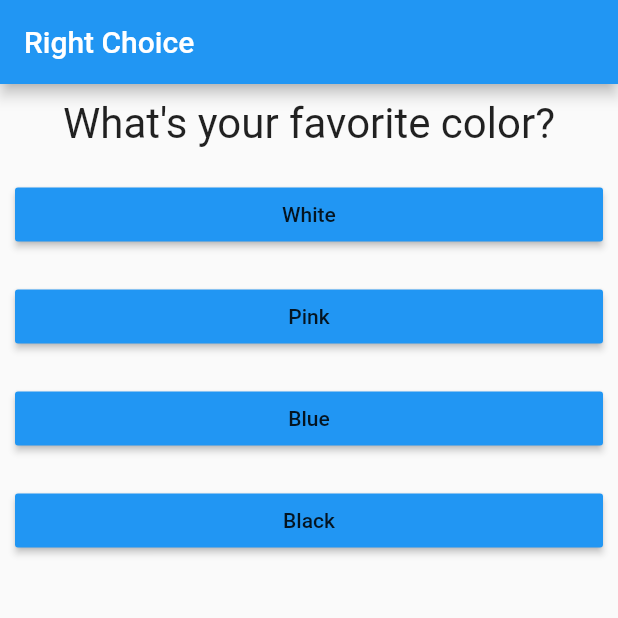
After one commit to zaqturey/fgr_rightchoice, a Flutter app: the screen it shows after launch, on a phone screen of 412 x 824 dp, the top half of it. The commit adds this screen. Run offline on Flutter 3.47's test engine with Material 2 defaults, Android fonts, the phone set to English and light mode, and no system bars.

Commit message:
Refactored 'main.dart', added 'quiz.dart' and 'result.dart' to implement ternary outputs as modularized widgets

```diff
--- a/lib/main.dart
+++ b/lib/main.dart
@@ -1,42 +1,42 @@
 import 'package:flutter/material.dart';
-import './question.dart';
-import './answer.dart';
+import './quiz.dart';
+import './result.dart';
 
 void main() => runApp(MyApp());
 
 class MyApp extends StatefulWidget {
-
   @override
   State<StatefulWidget> createState() {
     return _MyAppState();
   }
 }
 
-class _MyAppState extends State<MyApp>{
+class _MyAppState extends State<MyApp> {
   var _questionIndex = 0;
 
   // List of MAP<String, Object>
-  final questions = const[
+  final _questions = const [
     {
-      'questionText' : 'What\'s your favorite color?',
-      'answers' : ['White', 'Pink', 'Blue', 'Black']
+      'questionText': 'What\'s your favorite color?',
+      'answers': ['White', 'Pink', 'Blue', 'Black']
     },
     {
-      'questionText' : 'What\'s your favorite animal?',
-      'answers' : ['Lion', 'Owl', 'Swan', 'Monkey', 'Cow']
+      'questionText': 'What\'s your favorite animal?',
+      'answers': ['Lion', 'Owl', 'Swan', 'Monkey', 'Cow']
     },
     {
-      'questionText' : 'What\'s your favorite dish?',
-      'answers' : ['Malai Kofta', 'Dal Makhani', 'Dum Aloo']
+      'questionText': 'What\'s your favorite dish?',
+      'answers': ['Malai Kofta', 'Dal Makhani', 'Dum Aloo']
     }
   ];
 
+  // '_answerQuestion' calls the 'setState()' function which in-turn increment the '_questionIndex' by 1.
   void _answerQuestion() {
     setState(() {
       _questionIndex = _questionIndex + 1;
     });
     print("Current value of _questionIndex is: $_questionIndex");
-    if(_questionIndex < questions.length ) {
+    if (_questionIndex < _questions.length) {
       print("We have more questions!");
     } else {
       print("No more questions!");
@@ -52,24 +52,13 @@ class _MyAppState extends State<MyApp>{
         ),
 
         // Adding a Ternary Operator that will depend on 'questions.length'
-        body: _questionIndex < questions.length ? Column(
-          children: [
-            // Accessing the MAP Item based on the index i.e. '_questionIndex'
-            // and then fetching the VALUE based on the KEY in that item.
-            Question(questions[_questionIndex]['questionText'],),
-
-            // Accessing a MAP element from 'questions' LIST based on '_questionIndex'
-            // and than Accessing the 'List of Values' based on the 'answers' KEY in that MAP
-            // So we  will get this list i.e. --> questions[_questionIndex]['answers']
-            // Note: Using spread operator (...), we will append all the elements produced by
-            // 'toList()' method below to the 'Children:' list above.
-            ...(questions[_questionIndex]['answers'] as List<String>).map((answerelement) {
-              return Answer(_answerQuestion, answerelement);
-            }).toList()
-          ],
-        ) : Center(
-          child: Text("You are done!"),
-        ),
+        body: _questionIndex < _questions.length
+            ? Quiz(
+                questions: _questions,
+                questionIndex: _questionIndex,
+                answerQuestion: _answerQuestion,
+              )
+            : Result(),
       ),
     );
   }
--- a/lib/question.dart
+++ b/lib/question.dart
@@ -1,12 +1,10 @@
 import 'package:flutter/material.dart';
 
-// Question class accepts a 'String' argument and returns a
-// Custom Widget i.e. Question
+// Question class returns a Container Widget
 class Question extends StatelessWidget {
-
   final String questionText;
 
-  // Implementing a positional constructor
+  // Question class Constructor accepts a 'String' argument
   Question(this.questionText);
 
   @override
--- /dev/null
+++ b/lib/quiz.dart
@@ -0,0 +1,42 @@
+import 'package:flutter/material.dart';
+import './question.dart';
+import './answer.dart';
+
+// Quiz class returns a Column Widget
+class Quiz extends StatelessWidget {
+
+  final List<Map<String, Object>> questions;
+  final int questionIndex;
+  final Function answerQuestion;
+
+  // Quiz class Constructor accepts three Required Named arguments i.e.
+  // questions, questionIndex and answerQuestion
+  Quiz({
+    @required this.questions,
+    @required this.questionIndex,
+    @required this.answerQuestion,
+  });
+
+  @override
+  Widget build(BuildContext context) {
+    return Column(
+      children: [
+        // questions[questionIndex]['questionText'] => will return a 'String', associated with 'questionText' KEY
+        // that will be passed as a parameter to 'Question' class.
+        // How: questions is a 'List of Map', accessing the MAP Item based on the index i.e. 'questionIndex'
+        // and then fetching the VALUE based on the 'questionText' KEY in that item.
+        Question(
+          questions[questionIndex]['questionText'],
+        ),
+
+        // questions[questionIndex]['answers'] => will return a 'List of Strings' associated with 'answers' KEY
+        // .Map method will iterate through each item of that list.
+        // Note: Using spread operator (...), we will append all the elements produced by
+        // 'toList()' method below to the immediate List.
+        ...(questions[questionIndex]['answers'] as List<String>).map((answerelement) {
+          return Answer(answerQuestion, answerelement);
+        }).toList()
+      ],
+    );
+  }
+}
```
Also changed, not shown: lib/result.dart (added, +11 -0 lines), 1 other file.
